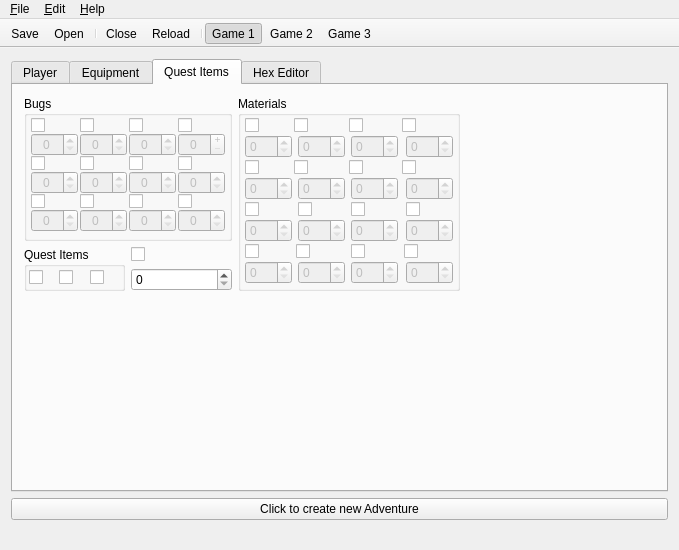
Qt form save editor/SS_SaveEditor/forms/mainwindow.ui (Antidote/skyward-sword-save-editor) before a commit.
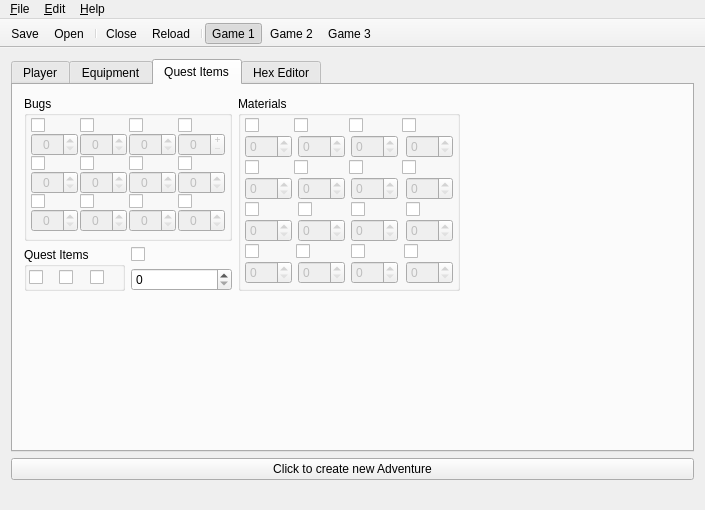
The same form after that commit. The open tabs and pages were chosen to show the change. Icons and pictures are not drawn.

```diff
--- a/save editor/SS_SaveEditor/forms/mainwindow.ui
+++ b/save editor/SS_SaveEditor/forms/mainwindow.ui
@@ -6,8 +6,8 @@
    <rect>
     <x>0</x>
     <y>0</y>
-    <width>679</width>
-    <height>550</height>
+    <width>705</width>
+    <height>510</height>
    </rect>
   </property>
   <property name="acceptDrops">
@@ -2660,7 +2660,7 @@
     <rect>
      <x>0</x>
      <y>0</y>
-     <width>679</width>
+     <width>705</width>
      <height>21</height>
     </rect>
    </property>
```
Left out of the diff: 233 changed lines with no effect on the pictures.
